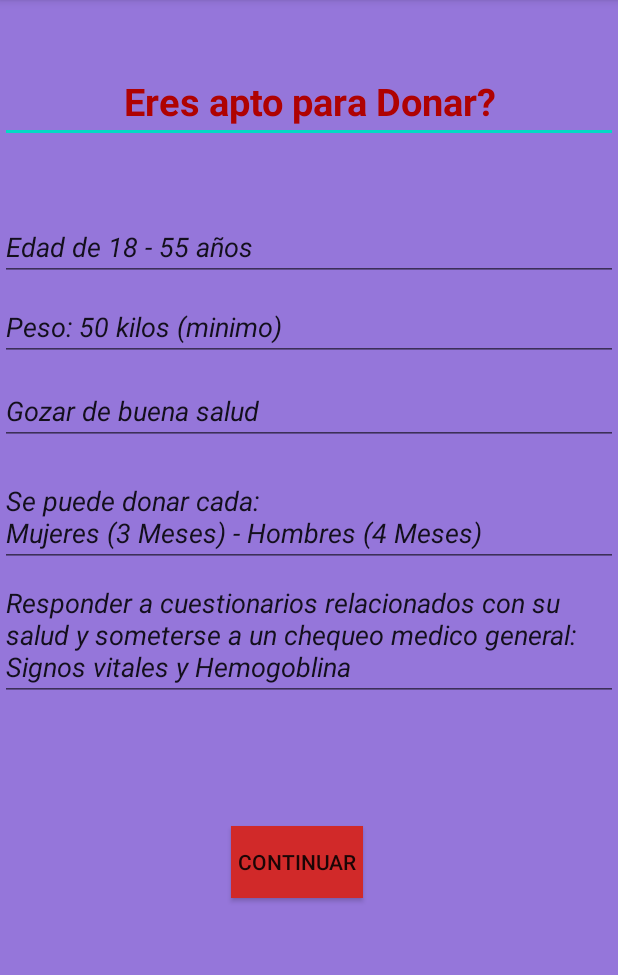
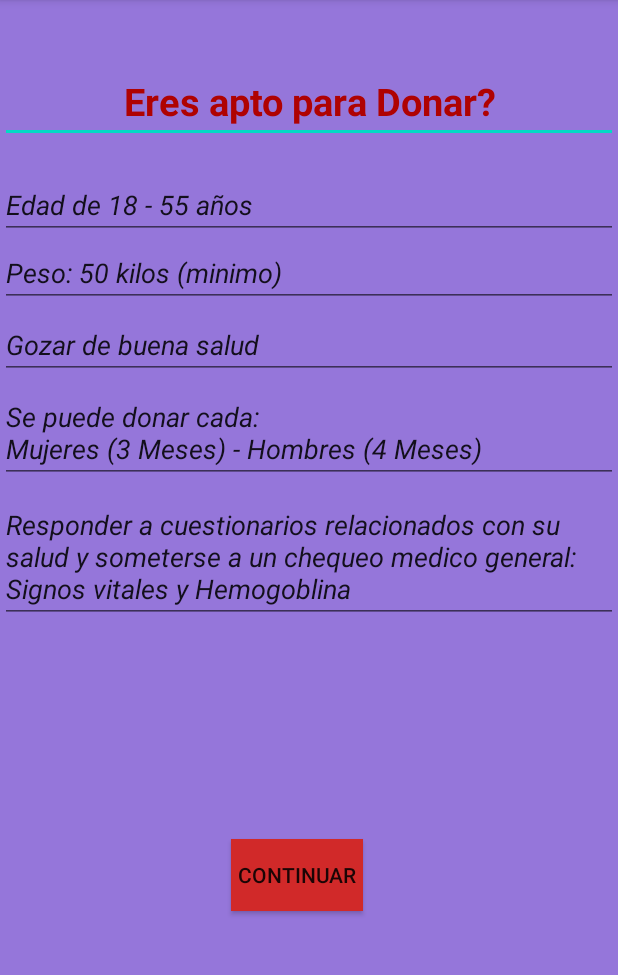
Before and after one commit to reyalexander/BlooDonate, an Android app: the DonadorAptoActivity screen opened directly, with no data from a screen before it, on a phone screen of 412 x 824 dp, the part 84-1059 px from its top. Run offline under Robolectric (Android 15) with nearby library versions, the phone set to English and light mode, and no system bars.

Commit message:
Final Version BlooDonate App

```diff
--- a/app/src/main/res/layout/activity_donadorapto.xml
+++ b/app/src/main/res/layout/activity_donadorapto.xml
@@ -27,20 +27,20 @@
     <EditText
         android:layout_width="match_parent"
         android:layout_height="wrap_content"
-        android:layout_marginTop="32dp"
+        android:layout_marginTop="4dp"
         android:ems="10"
         android:paddingTop="120dp"
         android:text="Edad de 18 - 55 años"
         android:textStyle="italic"
         app:layout_constraintEnd_toEndOf="parent"
-        app:layout_constraintHorizontal_bias="0.0"
+        app:layout_constraintHorizontal_bias="1.0"
         app:layout_constraintStart_toStartOf="parent"
         app:layout_constraintTop_toTopOf="parent" />
 
     <EditText
         android:layout_width="match_parent"
         android:layout_height="wrap_content"
-        android:layout_marginTop="180dp"
+        android:layout_marginTop="144dp"
         android:ems="10"
         android:paddingTop="25dp"
         android:text="Peso: 50 kilos (minimo)"
@@ -53,7 +53,7 @@
     <EditText
         android:layout_width="match_parent"
         android:layout_height="wrap_content"
-        android:layout_marginTop="236dp"
+        android:layout_marginTop="192dp"
         android:ems="10"
         android:paddingTop="25dp"
         android:text="Gozar de buena salud"
@@ -66,7 +66,7 @@
     <EditText
         android:layout_width="match_parent"
         android:layout_height="wrap_content"
-        android:layout_marginTop="296dp"
+        android:layout_marginTop="240dp"
         android:ems="10"
         android:paddingTop="25dp"
         android:text="Se puede donar cada: \nMujeres (3 Meses) - Hombres (4 Meses)"
@@ -80,7 +80,7 @@
         android:id="@+id/editText"
         android:layout_width="match_parent"
         android:layout_height="wrap_content"
-        android:layout_marginTop="364dp"
+        android:layout_marginTop="312dp"
         android:ems="10"
         android:paddingTop="25dp"
         android:text="Responder a cuestionarios relacionados con su salud y someterse a un chequeo medico general: Signos vitales y Hemogoblina"
@@ -106,7 +106,8 @@
         app:layout_constraintEnd_toEndOf="parent"
         app:layout_constraintHorizontal_bias="0.0"
         app:layout_constraintStart_toStartOf="parent"
-        app:layout_constraintTop_toBottomOf="@+id/editText" />
+        app:layout_constraintTop_toBottomOf="@+id/editText"
+        app:layout_constraintVertical_bias="0.903" />
 
 
 </androidx.constraintlayout.widget.ConstraintLayout>
```
